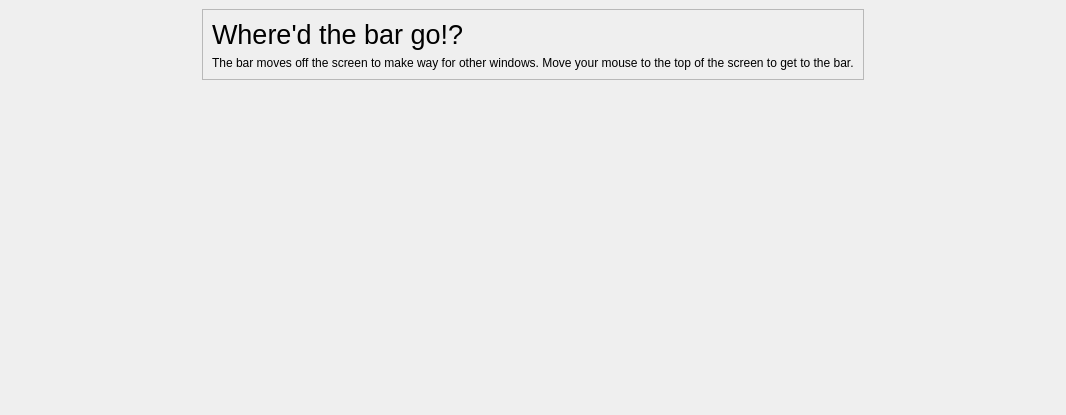
Qt form tutorialwindow.ui (vicr123/theshell) before a commit.
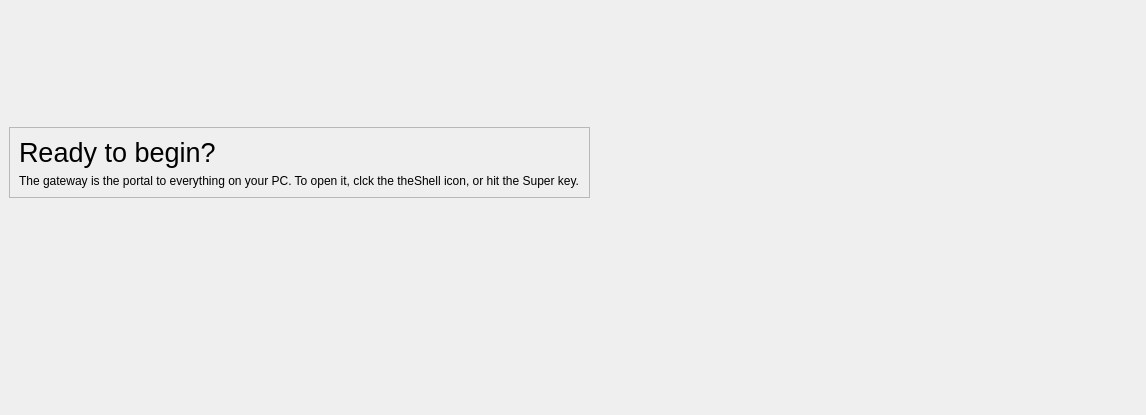
The same form after that commit. The open tabs and pages were chosen to show the change. Icons and pictures are not drawn.

What changed in the file:
```diff
--- a/tutorialwindow.ui
+++ b/tutorialwindow.ui
@@ -6,7 +6,7 @@
    <rect>
     <x>0</x>
     <y>0</y>
-    <width>928</width>
+    <width>1146</width>
     <height>415</height>
    </rect>
   </property>
@@ -31,6 +31,83 @@
      <property name="currentIndex">
       <number>0</number>
      </property>
+     <widget class="QWidget" name="gatewayPage">
+      <layout class="QGridLayout" name="gridLayout_3">
+       <item row="2" column="0">
+        <spacer name="verticalSpacer_4">
+         <property name="orientation">
+          <enum>Qt::Vertical</enum>
+         </property>
+         <property name="sizeHint" stdset="0">
+          <size>
+           <width>20</width>
+           <height>40</height>
+          </size>
+         </property>
+        </spacer>
+       </item>
+       <item row="0" column="0">
+        <spacer name="verticalSpacer_3">
+         <property name="orientation">
+          <enum>Qt::Vertical</enum>
+         </property>
+         <property name="sizeType">
+          <enum>QSizePolicy::Fixed</enum>
+         </property>
+         <property name="sizeHint" stdset="0">
+          <size>
+           <width>20</width>
+           <height>118</height>
+          </size>
+         </property>
+        </spacer>
+       </item>
+       <item row="1" column="0">
+        <widget class="QFrame" name="gatewayFrame">
+         <property name="frameShape">
+          <enum>QFrame::StyledPanel</enum>
+         </property>
+         <property name="frameShadow">
+          <enum>QFrame::Raised</enum>
+         </property>
+         <layout class="QVBoxLayout" name="verticalLayout_4">
+          <item>
+           <widget class="QLabel" name="label_6">
+            <property name="font">
+             <font>
+              <pointsize>20</pointsize>
+             </font>
+            </property>
+            <property name="text">
+             <string>Ready to begin?</string>
+            </property>
+           </widget>
+          </item>
+          <item>
+           <widget class="QLabel" name="label_7">
+            <property name="text">
+             <string>The gateway is the portal to everything on your PC. To open it, clck the theShell icon, or hit the Super key.</string>
+            </property>
+           </widget>
+          </item>
+         </layout>
+        </widget>
+       </item>
+       <item row="1" column="1">
+        <spacer name="horizontalSpacer_5">
+         <property name="orientation">
+          <enum>Qt::Horizontal</enum>
+         </property>
+         <property name="sizeHint" stdset="0">
+          <size>
+           <width>40</width>
+           <height>20</height>
+          </size>
+         </property>
+        </spacer>
+       </item>
+      </layout>
+     </widget>
      <widget class="QWidget" name="barLocationPage">
       <layout class="QGridLayout" name="gridLayout">
        <item row="0" column="0">
```
Left out of the diff: 80 changed lines with no effect on the pictures.
